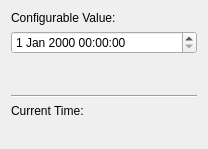
Old version of the form examples/datetime/datetime.ui in the repository slaclab/pydm.
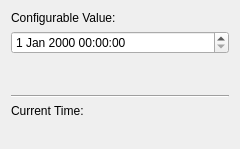
New version of the form. Custom widgets are drawn as their Qt base class.

Commit message: BUG: fix PyDMDateTimeEdit failing to transmit value correctly

Diff of the .ui file:
```diff
--- a/examples/datetime/datetime.ui
+++ b/examples/datetime/datetime.ui
@@ -6,7 +6,7 @@
    <rect>
     <x>0</x>
     <y>0</y>
-    <width>208</width>
+    <width>240</width>
     <height>149</height>
    </rect>
   </property>
```
The commit also changes 1 other file.
